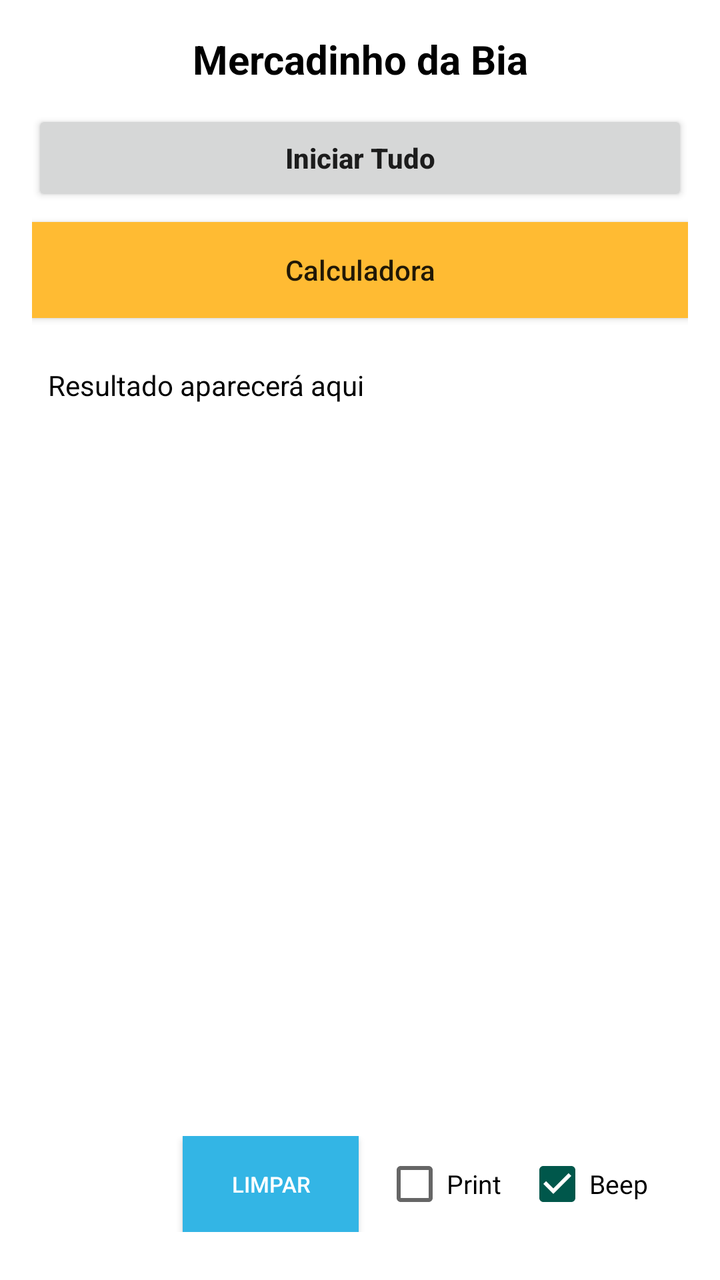
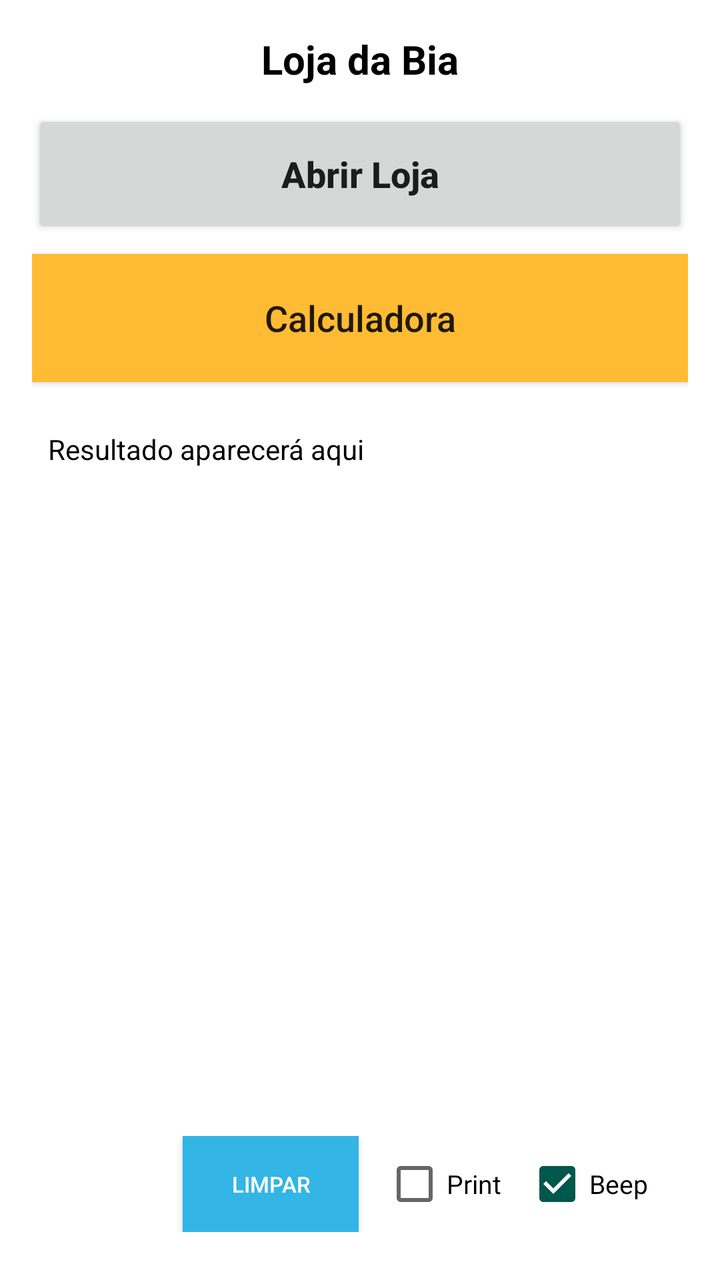

An Android layout rendered at two revisions. The XML below is the earlier revision; the diff shows what the commit changed to produce the second picture.
<!-- AndroidManifest.xml: application theme AppTheme -->
<!-- res/layout/activity_reader_base.xml -->
<?xml version="1.0" encoding="utf-8"?>
<RelativeLayout xmlns:android="http://schemas.android.com/apk/res/android"
    android:layout_width="match_parent"
    android:layout_height="match_parent"
    android:padding="16dp"
    android:background="@android:color/white">

    
    <TextView
        android:id="@+id/tv_title"
        android:layout_width="match_parent"
        android:layout_height="wrap_content"
        android:text="Mercadinho da Bia"
        android:textSize="20sp"
        android:textStyle="bold"
        android:textColor="@android:color/black"
        android:gravity="center"
        android:layout_alignParentTop="true"
        android:layout_marginBottom="12dp" />

    
    <Button
        android:id="@+id/btn_start"
        android:layout_width="match_parent"
        android:layout_height="wrap_content"
        android:text="Iniciar Tudo"
        android:textStyle="bold"
        android:textAllCaps="false"
        android:layout_below="@id/tv_title"
        android:layout_marginBottom="8dp" />

    
    <Button
        android:id="@+id/btn_calc"
        android:layout_width="match_parent"
        android:layout_height="wrap_content"
        android:text="Calculadora"
        android:textAllCaps="false"
        android:background="@android:color/holo_orange_light"
        android:layout_below="@id/btn_start"
        android:layout_marginBottom="8dp" />

    
    <ScrollView
        android:id="@+id/scroll_container"
        android:layout_width="match_parent"
        android:layout_height="match_parent"
        android:layout_below="@id/btn_calc"
        android:layout_above="@+id/controls_footer"
        android:fillViewport="true"
        android:paddingTop="8dp">

        <TextView
            android:id="@+id/tv_result"
            android:layout_width="match_parent"
            android:layout_height="wrap_content"
            android:text="Resultado aparecerá aqui"
            android:textColor="@android:color/black"
            android:textSize="14sp"
            android:scrollbars="vertical"
            android:padding="8dp"
            android:lineSpacingExtra="2dp" />
    </ScrollView>

    
    <LinearLayout
        android:id="@+id/controls_footer"
        android:layout_width="match_parent"
        android:layout_height="wrap_content"
        android:layout_alignParentBottom="true"
        android:gravity="end|center_vertical"
        android:orientation="horizontal"
        android:padding="8dp">

        
        <Button
            android:id="@+id/btn_clear"
            android:layout_width="wrap_content"
            android:layout_height="wrap_content"
            android:text="Limpar"
            android:textSize="11sp"
            android:padding="6dp"
            android:layout_marginEnd="12dp"
            android:background="@android:color/holo_blue_light"
            android:textColor="@android:color/white" />

        
        <CheckBox
            android:id="@+id/cb_print"
            android:layout_width="wrap_content"
            android:layout_height="wrap_content"
            android:text="Print"
            android:checked="false"
            android:textColor="@android:color/black"
            android:layout_marginEnd="12dp"
            android:textSize="13sp"/>

        
        <CheckBox
            android:id="@+id/cb_beep"
            android:layout_width="wrap_content"
            android:layout_height="wrap_content"
            android:text="Beep"
            android:checked="true"
            android:textColor="@android:color/black"
            android:layout_marginEnd="12dp"
            android:textSize="13sp"/>

        
        <Button
            android:visibility="gone"
            android:id="@+id/btn_open_dal"
            android:layout_width="wrap_content"
            android:layout_height="wrap_content"
            android:text="DAL"
            android:textSize="11sp"
            android:padding="6dp"
            android:alpha="0.9"
            android:background="@android:color/darker_gray"
            android:textColor="@android:color/white" />
    </LinearLayout>

</RelativeLayout>
<!-- resources referenced by this layout -->
<resources>
  <style name="AppTheme" parent="Theme.AppCompat.Light.NoActionBar">
          
          <item name="colorPrimary">@color/colorPrimary</item>
          <item name="colorPrimaryDark">@color/colorPrimaryDark</item>
          <item name="colorAccent">@color/colorAccent</item>
      </style>
  <color name="colorPrimary">#808080</color>
  <color name="colorPrimaryDark">#333333</color>
  <color name="colorAccent">#00574B</color>
</resources>

<!-- the commit's change to res/layout/activity_reader_base.xml (unified diff, before → after) -->
@@ -10,7 +10,7 @@
         android:id="@+id/tv_title"
         android:layout_width="match_parent"
         android:layout_height="wrap_content"
-        android:text="Mercadinho da Bia"
+        android:text="@string/reader_title"
         android:textSize="20sp"
         android:textStyle="bold"
         android:textColor="@android:color/black"
@@ -23,8 +23,10 @@
         android:id="@+id/btn_start"
         android:layout_width="match_parent"
         android:layout_height="wrap_content"
-        android:text="Iniciar Tudo"
+        android:minHeight="64dp"
+        android:text="@string/reader_start_open"
         android:textStyle="bold"
+        android:textSize="18sp"
         android:textAllCaps="false"
         android:layout_below="@id/tv_title"
         android:layout_marginBottom="8dp" />
@@ -34,8 +36,10 @@
         android:id="@+id/btn_calc"
         android:layout_width="match_parent"
         android:layout_height="wrap_content"
+        android:minHeight="64dp"
         android:text="Calculadora"
         android:textAllCaps="false"
+        android:textSize="18sp"
         android:background="@android:color/holo_orange_light"
         android:layout_below="@id/btn_start"
         android:layout_marginBottom="8dp" />
<!-- resource entries referenced after the edit -->
@@ -1,5 +1,7 @@
 <!-- resources referenced by this layout -->
 <resources>
+  <string name="reader_start_open">Abrir Loja</string>
+  <string name="reader_title">Loja da Bia</string>
   <style name="AppTheme" parent="Theme.AppCompat.Light.NoActionBar">
           
           <item name="colorPrimary">@color/colorPrimary</item>
